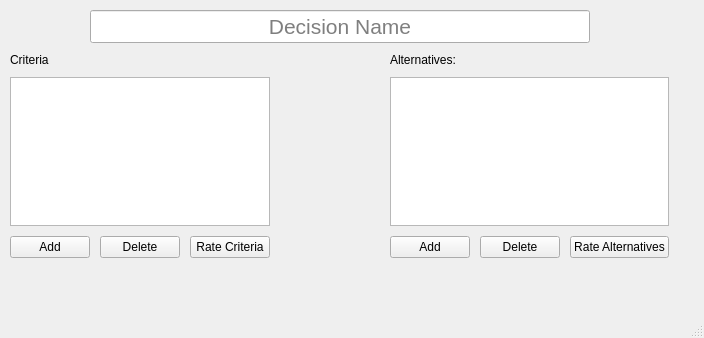
Old version of the form decisions/view/mainwindow.ui in the repository joelegner/decisions.
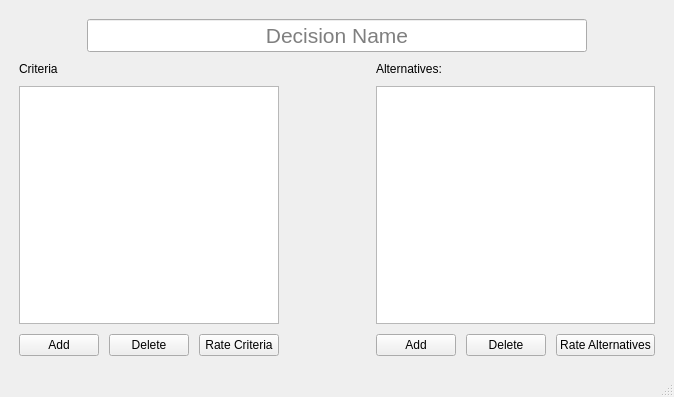
New version of the form.

```diff
--- a/decisions/view/mainwindow.ui
+++ b/decisions/view/mainwindow.ui
@@ -7,23 +7,22 @@
    <rect>
     <x>0</x>
     <y>0</y>
-    <width>704</width>
-    <height>338</height>
+    <width>674</width>
+    <height>397</height>
    </rect>
   </property>
+  <property name="sizePolicy">
+   <sizepolicy hsizetype="Minimum" vsizetype="Minimum">
+    <horstretch>0</horstretch>
+    <verstretch>0</verstretch>
+   </sizepolicy>
+  </property>
   <property name="windowTitle">
    <string>MainWindow</string>
   </property>
   <widget class="QWidget" name="centralwidget">
-   <widget class="QWidget" name="">
-    <property name="geometry">
-     <rect>
-      <x>0</x>
-      <y>0</y>
-      <width>679</width>
-      <height>268</height>
-     </rect>
-    </property>
+   <layout class="QGridLayout" name="gridLayout_2">
+    <item row="0" column="0">
     <layout class="QVBoxLayout" name="verticalLayout_3">
      <property name="spacing">
       <number>10</number>
@@ -106,7 +105,17 @@
           </widget>
          </item>
          <item>
-          <widget class="QTableWidget" name="tableCriteria"/>
+           <widget class="QTableWidget" name="tableCriteria">
+            <property name="minimumSize">
+             <size>
+              <width>0</width>
+              <height>200</height>
+             </size>
+            </property>
+            <property name="horizontalScrollBarPolicy">
+             <enum>Qt::ScrollBarAlwaysOff</enum>
+            </property>
+           </widget>
          </item>
          <item>
           <layout class="QHBoxLayout" name="horizontalLayout_2">
@@ -158,7 +167,11 @@
           </widget>
          </item>
          <item>
-          <widget class="QTableWidget" name="tableAlternatives"/>
+           <widget class="QTableWidget" name="tableAlternatives">
+            <property name="horizontalScrollBarPolicy">
+             <enum>Qt::ScrollBarAlwaysOff</enum>
+            </property>
+           </widget>
          </item>
          <item>
           <layout class="QHBoxLayout" name="horizontalLayout_3">
@@ -190,7 +203,8 @@
       </layout>
      </item>
     </layout>
-   </widget>
+    </item>
+   </layout>
   </widget>
   <widget class="QMenuBar" name="menubar">
    <property name="geometry">
```
Left out of the diff: 2 changed lines with no effect on the pictures. Lines whose indentation alone changed are shown as unchanged.
